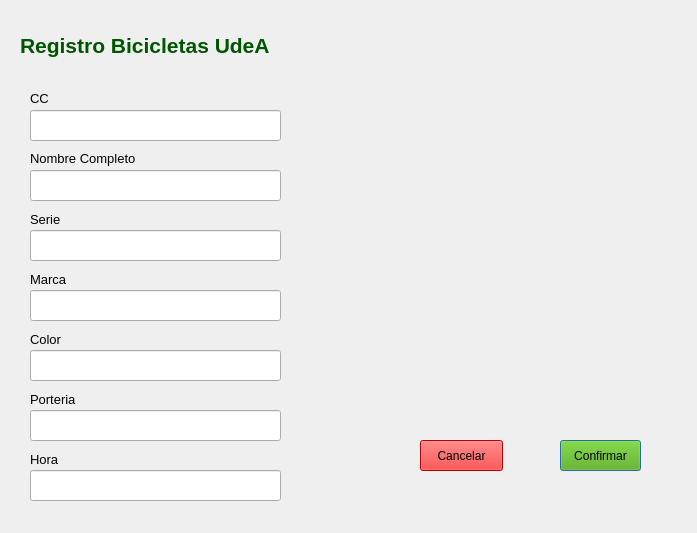
This is Ui/ventana.ui in juanchaverra/UdeBici as Qt 5 draws it before an edit. The edited form follows.
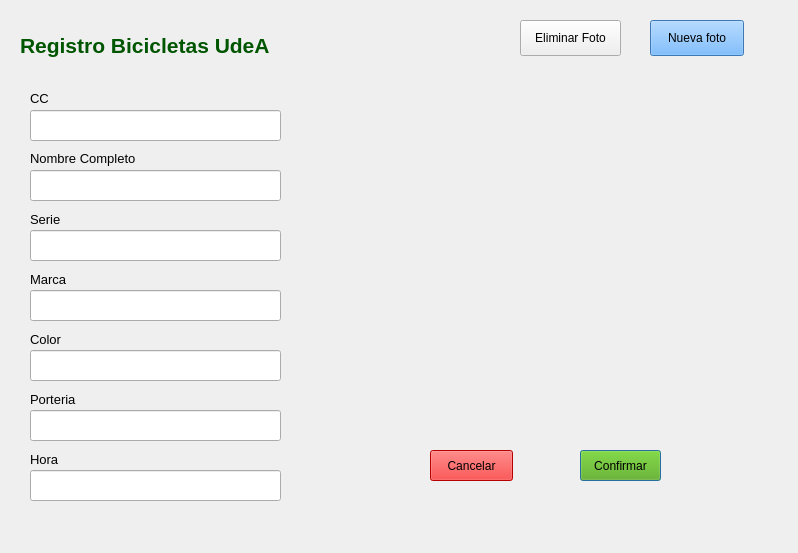
This is the edited form. Icons and pictures are not drawn.

```diff
--- a/Ui/ventana.ui
+++ b/Ui/ventana.ui
@@ -2,24 +2,30 @@
 <ui version="4.0">
  <class>ventana</class>
  <widget class="QDialog" name="ventana">
+  <property name="enabled">
+   <bool>true</bool>
+  </property>
   <property name="geometry">
    <rect>
     <x>0</x>
     <y>0</y>
-    <width>697</width>
-    <height>533</height>
+    <width>798</width>
+    <height>553</height>
    </rect>
   </property>
   <property name="windowTitle">
    <string>Dialog</string>
   </property>
-  <widget class="QLabel" name="label_7">
+  <widget class="QLabel" name="lb_img">
+   <property name="enabled">
+    <bool>true</bool>
+   </property>
    <property name="geometry">
     <rect>
-     <x>360</x>
-     <y>70</y>
-     <width>291</width>
-     <height>311</height>
+     <x>330</x>
+     <y>110</y>
+     <width>431</width>
+     <height>291</height>
     </rect>
    </property>
    <property name="text">
@@ -139,8 +145,8 @@
   <widget class="QPushButton" name="bt_confirmar">
    <property name="geometry">
     <rect>
-     <x>560</x>
-     <y>440</y>
+     <x>580</x>
+     <y>450</y>
      <width>81</width>
      <height>31</height>
     </rect>
@@ -155,8 +161,8 @@
   <widget class="QPushButton" name="bt_cancelar">
    <property name="geometry">
     <rect>
-     <x>420</x>
-     <y>440</y>
+     <x>430</x>
+     <y>450</y>
      <width>83</width>
      <height>31</height>
     </rect>
@@ -238,6 +244,38 @@
     </rect>
    </property>
   </widget>
+  <widget class="QPushButton" name="bt_foto">
+   <property name="geometry">
+    <rect>
+     <x>650</x>
+     <y>20</y>
+     <width>94</width>
+     <height>36</height>
+    </rect>
+   </property>
+   <property name="styleSheet">
+    <string notr="true">background-color: rgb(85, 170, 255);</string>
+   </property>
+   <property name="text">
+    <string>Nueva foto</string>
+   </property>
+  </widget>
+  <widget class="QPushButton" name="bt_eli_img">
+   <property name="geometry">
+    <rect>
+     <x>520</x>
+     <y>20</y>
+     <width>101</width>
+     <height>36</height>
+    </rect>
+   </property>
+   <property name="styleSheet">
+    <string notr="true">alternate-background-color: rgb(255, 0, 0);</string>
+   </property>
+   <property name="text">
+    <string>Eliminar Foto</string>
+   </property>
+  </widget>
  </widget>
  <resources/>
  <connections/>
```
Left out of the diff: 2 changed lines with no effect on the pictures.
